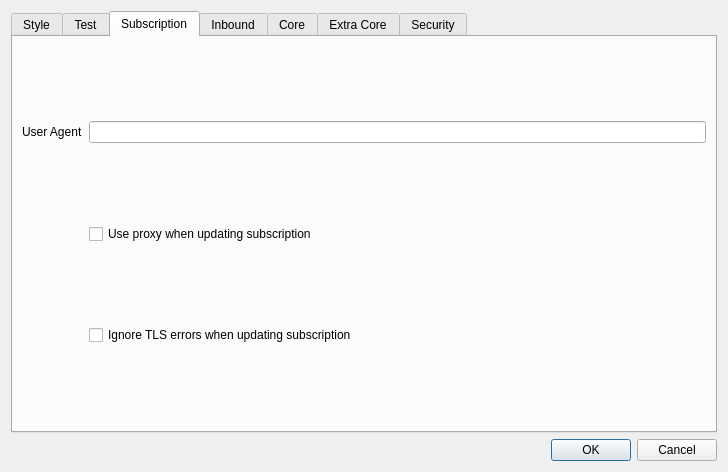
The window that src/ui/dialog/DialogBasicSettings.ui (Restia-Ashbell/nekobox) describes before a commit, drawn with Qt 5.
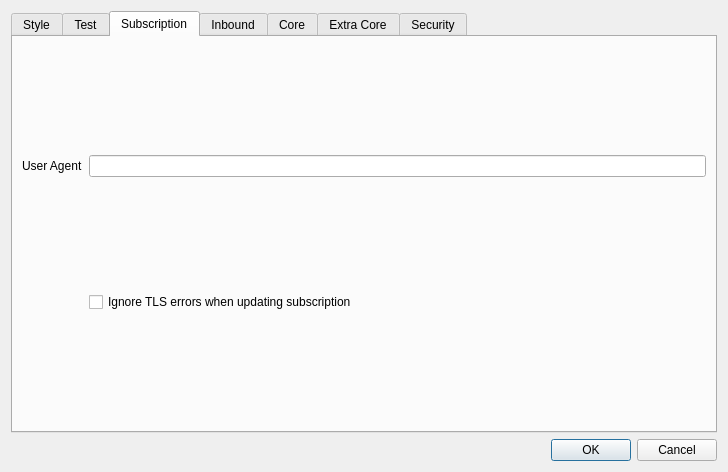
The same window after the commit. The open tabs and pages were chosen to show the change.

The edit to the form file:
```diff
--- a/src/ui/dialog/DialogBasicSettings.ui
+++ b/src/ui/dialog/DialogBasicSettings.ui
@@ -334,13 +334,6 @@
        <item row="0" column="1">
         <widget class="QLineEdit" name="user_agent"/>
        </item>
-       <item row="1" column="1">
-        <widget class="QCheckBox" name="sub_use_proxy">
-         <property name="text">
-          <string>Use proxy when updating subscription</string>
-         </property>
-        </widget>
-       </item>
        <item row="2" column="1">
         <widget class="QCheckBox" name="sub_insecure">
          <property name="text">
```
